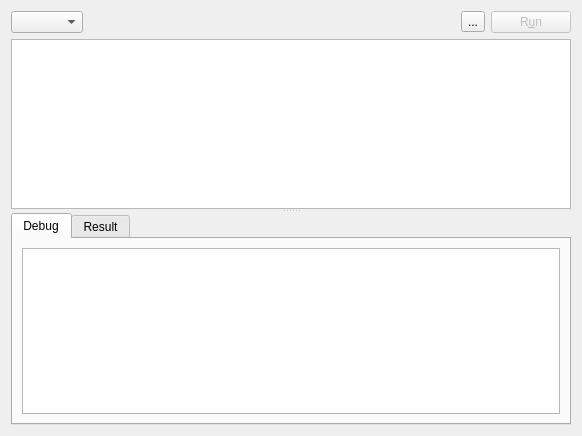
Above: src/tabwidget/queryeditorwidgetclass.ui from FrenchDilettante/dbmaster before the change. Below: the same form after it.
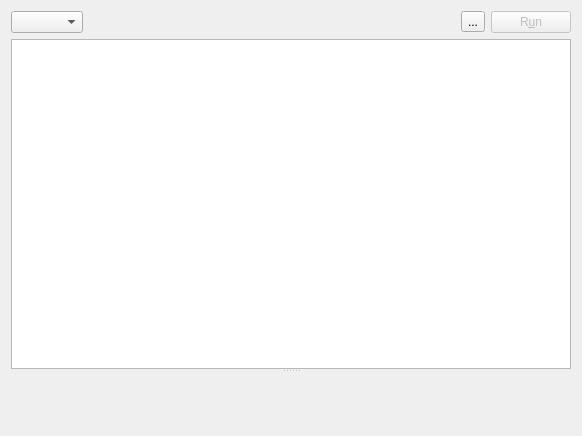
That is the form after the change. The open tabs and pages were chosen to show the change. Icons and pictures are not drawn. Custom widgets are drawn as their Qt base class.

Commit message: Removed old log viewer

```diff
--- a/src/tabwidget/queryeditorwidgetclass.ui
+++ b/src/tabwidget/queryeditorwidgetclass.ui
@@ -66,60 +66,13 @@
        <string/>
       </property>
      </widget>
-     <widget class="QTabWidget" name="tabWidget">
-      <property name="currentIndex">
-       <number>1</number>
+     <widget class="ResultView" name="tabView" native="true">
+      <property name="sizePolicy">
+       <sizepolicy hsizetype="Preferred" vsizetype="Expanding">
+        <horstretch>0</horstretch>
+        <verstretch>0</verstretch>
+       </sizepolicy>
       </property>
-      <widget class="QWidget" name="tab">
-       <attribute name="title">
-        <string>Debug</string>
-       </attribute>
-       <layout class="QGridLayout" name="gridLayout_2">
-        <item row="0" column="0">
-         <widget class="QTextEdit" name="debugText">
-          <property name="readOnly">
-           <bool>true</bool>
-          </property>
-          <property name="html">
-           <string notr="true">&lt;!DOCTYPE HTML PUBLIC &quot;-//W3C//DTD HTML 4.0//EN&quot; &quot;http://www.w3.org/TR/REC-html40/strict.dtd&quot;&gt;
-&lt;html&gt;&lt;head&gt;&lt;meta name=&quot;qrichtext&quot; content=&quot;1&quot; /&gt;&lt;style type=&quot;text/css&quot;&gt;
-p, li { white-space: pre-wrap; }
-&lt;/style&gt;&lt;/head&gt;&lt;body style=&quot; font-family:'Ubuntu'; font-size:9pt; font-weight:400; font-style:normal;&quot;&gt;
-&lt;table border=&quot;0&quot; style=&quot;-qt-table-type: root; margin-top:4px; margin-bottom:4px; margin-left:4px; margin-right:4px;&quot;&gt;
-&lt;tr&gt;
-&lt;td style=&quot;border: none;&quot;&gt;
-&lt;p style=&quot;-qt-paragraph-type:empty; margin-top:0px; margin-bottom:0px; margin-left:0px; margin-right:0px; -qt-block-indent:0; text-indent:0px; font-size:8pt;&quot;&gt;&lt;/p&gt;
-&lt;p style=&quot;-qt-paragraph-type:empty; margin-top:0px; margin-bottom:0px; margin-left:0px; margin-right:0px; -qt-block-indent:0; text-indent:0px; font-size:8pt;&quot;&gt;&lt;/p&gt;
-&lt;p style=&quot;-qt-paragraph-type:empty; margin-top:0px; margin-bottom:0px; margin-left:0px; margin-right:0px; -qt-block-indent:0; text-indent:0px; font-family:'Sans';&quot;&gt;&lt;/p&gt;
-&lt;p style=&quot;-qt-paragraph-type:empty; margin-top:0px; margin-bottom:0px; margin-left:0px; margin-right:0px; -qt-block-indent:0; text-indent:0px; font-family:'Sans';&quot;&gt;&lt;/p&gt;
-&lt;p style=&quot;-qt-paragraph-type:empty; margin-top:0px; margin-bottom:0px; margin-left:0px; margin-right:0px; -qt-block-indent:0; text-indent:0px; font-family:'Sans'; font-size:8pt;&quot;&gt;&lt;/p&gt;
-&lt;p style=&quot;-qt-paragraph-type:empty; margin-top:0px; margin-bottom:0px; margin-left:0px; margin-right:0px; -qt-block-indent:0; text-indent:0px; font-family:'Sans';&quot;&gt;&lt;/p&gt;
-&lt;p style=&quot;-qt-paragraph-type:empty; margin-top:0px; margin-bottom:0px; margin-left:0px; margin-right:0px; -qt-block-indent:0; text-indent:0px; font-family:'Sans';&quot;&gt;&lt;/p&gt;
-&lt;p style=&quot;-qt-paragraph-type:empty; margin-top:0px; margin-bottom:0px; margin-left:0px; margin-right:0px; -qt-block-indent:0; text-indent:0px; font-family:'Sans'; font-size:8pt;&quot;&gt;&lt;/p&gt;
-&lt;p style=&quot;-qt-paragraph-type:empty; margin-top:0px; margin-bottom:0px; margin-left:0px; margin-right:0px; -qt-block-indent:0; text-indent:0px; font-family:'Sans'; font-size:8pt;&quot;&gt;&lt;/p&gt;
-&lt;p style=&quot;-qt-paragraph-type:empty; margin-top:0px; margin-bottom:0px; margin-left:0px; margin-right:0px; -qt-block-indent:0; text-indent:0px; font-family:'Sans';&quot;&gt;&lt;/p&gt;&lt;/td&gt;&lt;/tr&gt;&lt;/table&gt;&lt;/body&gt;&lt;/html&gt;</string>
-          </property>
-         </widget>
-        </item>
-       </layout>
-      </widget>
-      <widget class="QWidget" name="tab_2">
-       <attribute name="title">
-        <string>Result</string>
-       </attribute>
-       <layout class="QGridLayout" name="gridLayout_3">
-        <item row="0" column="2">
-         <widget class="ResultView" name="tabView" native="true">
-          <property name="sizePolicy">
-           <sizepolicy hsizetype="Preferred" vsizetype="Expanding">
-            <horstretch>0</horstretch>
-            <verstretch>0</verstretch>
-           </sizepolicy>
-          </property>
-         </widget>
-        </item>
-       </layout>
-      </widget>
      </widget>
     </widget>
    </item>
```
Left out of the diff: 20 changed lines with no effect on the pictures. The commit also changes 1 other file.
